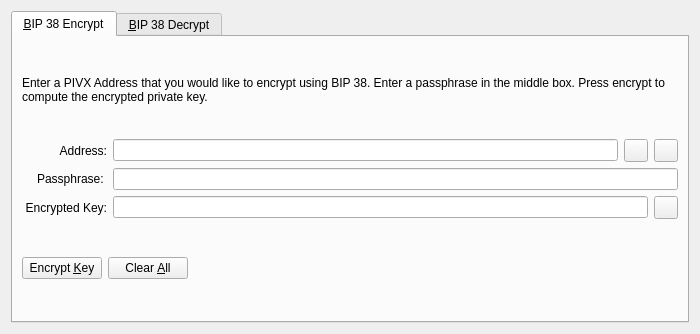
First picture: the form in src/qt/forms/bip38tooldialog.ui, repository r0otChiXor/axiom, before the edit.
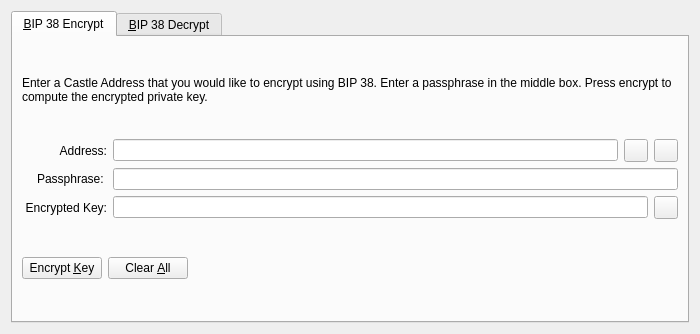
Second picture: the form after the edit. The open tabs and pages were chosen to show the change. Icons and pictures are not drawn. Custom widgets are drawn as their Qt base class.

```diff
--- a/src/qt/forms/bip38tooldialog.ui
+++ b/src/qt/forms/bip38tooldialog.ui
@@ -30,7 +30,7 @@
        <item>
         <widget class="QLabel" name="infoLabel_ENC">
          <property name="text">
-          <string>Enter a PIVX Address that you would like to encrypt using BIP 38. Enter a passphrase in the middle box. Press encrypt to compute the encrypted private key.</string>
+          <string>Enter a Castle Address that you would like to encrypt using BIP 38. Enter a passphrase in the middle box. Press encrypt to compute the encrypted private key.</string>
          </property>
          <property name="textFormat">
           <enum>Qt::PlainText</enum>
```
Left out of the diff: 4 changed lines with no effect on the pictures.
